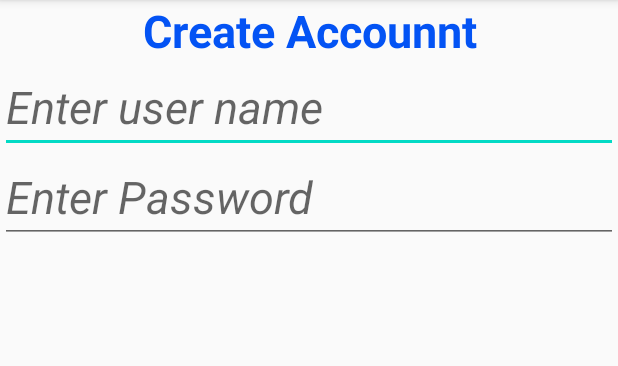
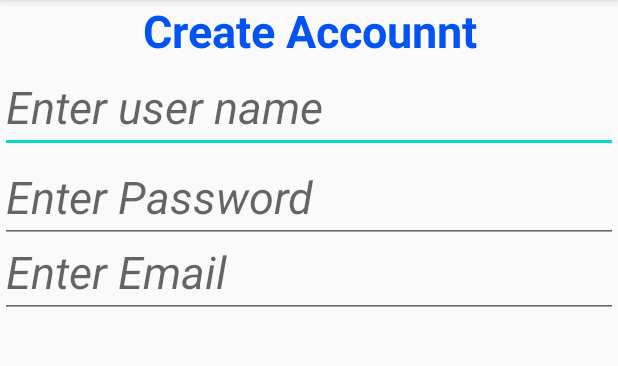
Before and after one commit to HaseebAli0122/loginform, an Android app: the screen it shows after launch (MainActivity), on a phone screen of 412 x 824 dp, the part 84-450 px from its top. Run offline under Robolectric (Android 15) with nearby library versions, the phone set to English and light mode, and no system bars.

Commit message:
login update2

```diff
--- a/app/src/main/res/layout/activity_main.xml
+++ b/app/src/main/res/layout/activity_main.xml
@@ -39,6 +39,16 @@
         android:layout_marginTop="60dp"
         android:textColor="#C38722"
         />
+    <EditText
+        android:layout_width="match_parent"
+        android:layout_height="wrap_content"
+        android:hint="Enter Email"
+        android:layout_below="@id/create"
+        android:textStyle="italic"
+        android:textSize="30dp"
+        android:layout_marginTop="110dp"
+        android:textColor="#C38722"
+        />
 
 
 
```
